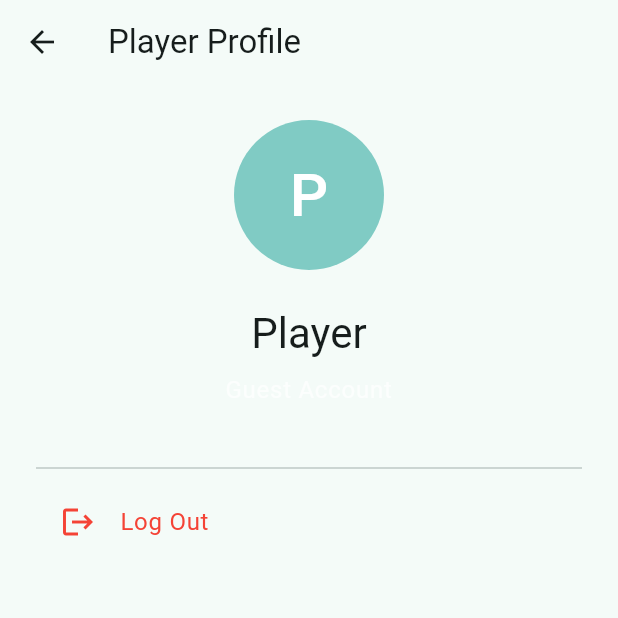
After one commit to ahmed1060/Halabessa-Card-Game, a Flutter app: the ProfileScreen screen opened by its route, on a phone screen of 412 x 824 dp, the top half of it. The commit adds this screen. Run offline on Flutter 3.47's test engine with Material 3 defaults, Android fonts, the phone set to English and light mode, and no system bars; our stand-ins replace easy_localization, firebase_auth, firebase_core, firebase_database, flutter_riverpod, google_sign_in and 1 more; missing offline and left inert: flutter_facebook_auth, playing_cards; accounts and stored records are empty; network calls fail; Roboto replaces fonts that are missing (Cairo).

Commit message:
Add profile screen, email verification and update
Introduce a ProfileScreen with UI for viewing user info, sending email verification, and initiating email change. Add forgot-password dialog to the auth screen and a profile button in Home to navigate to the new route. Extend AppUser with isEmailVerified (plus JSON serialization and copyWith support). Declare sendEmailVerification and updateEmail in AuthRepository and implement them in FirebaseAuthRepository. Update app routes and web/index.html (flutter loader/service worker changes and app title). Update Firebase hosting cache and analyzer output (errors.txt) accordingly.

```diff
--- a/lib/core/routes/app_routes.dart
+++ b/lib/core/routes/app_routes.dart
@@ -3,6 +3,7 @@ import 'package:flutter/material.dart';
 import '../../features/auth/presentation/pages/auth_wrapper.dart';
 import '../../features/home/presentation/pages/home_screen.dart';
 import '../../features/game/presentation/pages/game_board_screen.dart';
+import '../../features/auth/presentation/pages/profile_screen.dart';
 
 class AppRoutes {
   static const String initial = '/';
@@ -14,7 +15,7 @@ class AppRoutes {
         initial: (context) => const AuthWrapper(),
         home: (context) => const HomeScreen(),
         game: (context) => const GameBoardScreen(),
-        profile: (context) => const PlaceholderView(title: 'Profile'),
+        profile: (context) => const ProfileScreen(),
       };
 }
 
--- a/lib/features/auth/domain/models/app_user.dart
+++ b/lib/features/auth/domain/models/app_user.dart
@@ -1,6 +1,7 @@
 class AppUser {
   final String uid;
   final String email;
+  final bool isEmailVerified;
   final String displayName;
   final String? avatarUrl;
   final int points;
@@ -9,6 +10,7 @@ class AppUser {
   AppUser({
     required this.uid,
     required this.email,
+    this.isEmailVerified = false,
     required this.displayName,
     this.avatarUrl,
     this.points = 0,
@@ -19,6 +21,7 @@ class AppUser {
     return AppUser(
       uid: uid,
       email: json['email'] ?? '',
+      isEmailVerified: json['isEmailVerified'] ?? false,
       displayName: json['displayName'] ?? 'Player',
       avatarUrl: json['avatarUrl'],
       points: json['points'] ?? 0,
@@ -29,6 +32,7 @@ class AppUser {
   Map<String, dynamic> toJson() {
     return {
       'email': email,
+      'isEmailVerified': isEmailVerified,
       'displayName': displayName,
       'avatarUrl': avatarUrl,
       'points': points,
@@ -39,6 +43,7 @@ class AppUser {
   AppUser copyWith({
     String? uid,
     String? email,
+    bool? isEmailVerified,
     String? displayName,
     String? avatarUrl,
     int? points,
@@ -47,6 +52,7 @@ class AppUser {
     return AppUser(
       uid: uid ?? this.uid,
       email: email ?? this.email,
+      isEmailVerified: isEmailVerified ?? this.isEmailVerified,
       displayName: displayName ?? this.displayName,
       avatarUrl: avatarUrl ?? this.avatarUrl,
       points: points ?? this.points,
--- a/lib/features/auth/domain/repositories/auth_repository.dart
+++ b/lib/features/auth/domain/repositories/auth_repository.dart
@@ -13,4 +13,6 @@ abstract class AuthRepository {
 
   Future<void> signOut();
   Future<void> resetPassword(String email);
+  Future<void> sendEmailVerification();
+  Future<void> updateEmail(String newEmail);
 }
--- /dev/null
+++ b/lib/features/auth/presentation/pages/profile_screen.dart
@@ -0,0 +1,170 @@
+import 'package:flutter/material.dart';
+import 'package:flutter_riverpod/flutter_riverpod.dart';
+
+import '../providers/auth_providers.dart';
+
+class ProfileScreen extends ConsumerStatefulWidget {
+  const ProfileScreen({super.key});
+
+  @override
+  ConsumerState<ProfileScreen> createState() => _ProfileScreenState();
+}
+
+class _ProfileScreenState extends ConsumerState<ProfileScreen> {
+  bool _isLoading = false;
+
+  void _sendVerificationEmail() async {
+    setState(() => _isLoading = true);
+    try {
+      await ref.read(authRepositoryProvider).sendEmailVerification();
+      if (mounted) {
+        ScaffoldMessenger.of(context).showSnackBar(
+          const SnackBar(content: Text('Verification email sent! Please check your inbox.')),
+        );
+      }
+    } catch (e) {
+      if (mounted) {
+        ScaffoldMessenger.of(context).showSnackBar(
+          SnackBar(content: Text('Error: $e')),
+        );
+      }
+    } finally {
+      if (mounted) setState(() => _isLoading = false);
+    }
+  }
+
+  void _showChangeEmailDialog() {
+    final emailController = TextEditingController();
+    showDialog(
+      context: context,
+      builder: (dialogContext) => AlertDialog(
+        title: const Text('Change Email Address'),
+        content: TextField(
+          controller: emailController,
+          decoration: const InputDecoration(labelText: 'New Email Address'),
+          keyboardType: TextInputType.emailAddress,
+        ),
+        actions: [
+          TextButton(
+            onPressed: () => Navigator.pop(dialogContext),
+            child: const Text('Cancel'),
+          ),
+          ElevatedButton(
+            onPressed: () async {
+              final newEmail = emailController.text.trim();
+              if (newEmail.isEmpty) return;
+              Navigator.pop(dialogContext);
+
+              setState(() => _isLoading = true);
+              try {
+                await ref.read(authRepositoryProvider).updateEmail(newEmail);
+                if (mounted) {
+                  ScaffoldMessenger.of(context).showSnackBar(
+                    const SnackBar(content: Text('Firebase has sent a confirmation link to your new address to verify the change.')),
+                  );
+                }
+              } catch (e) {
+                if (mounted) {
+                  ScaffoldMessenger.of(context).showSnackBar(
+                    SnackBar(content: Text('Error: $e\n(You may need to log out and log back in first)')),
+                  );
+                }
+              } finally {
+                if (mounted) setState(() => _isLoading = false);
+              }
+            },
+            child: const Text('Update'),
+          ),
+        ],
+      ),
+    );
+  }
+
+  @override
+  Widget build(BuildContext context) {
+    final user = ref.watch(currentUserProvider);
+
+    if (user == null) {
+      return const Scaffold(
+        body: Center(child: Text('Not logged in.')),
+      );
+    }
+
+    final isAnonymous = user.uid.startsWith('guest_') || user.email.isEmpty;
+
+    return Scaffold(
+      appBar: AppBar(
+        title: const Text('Player Profile'),
+      ),
+      body: SingleChildScrollView(
+        padding: const EdgeInsets.all(24.0),
+        child: Column(
+          crossAxisAlignment: CrossAxisAlignment.stretch,
+          children: [
+            CircleAvatar(
+              radius: 50,
+              backgroundColor: Colors.teal.shade200,
+              backgroundImage: user.avatarUrl != null ? NetworkImage(user.avatarUrl!) : null,
+              child: user.avatarUrl == null
+                  ? Text(
+                      user.displayName.isNotEmpty ? user.displayName[0].toUpperCase() : '?',
+                      style: const TextStyle(fontSize: 40, color: Colors.white),
+                    )
+                  : null,
+            ),
+            const SizedBox(height: 24),
+            Text(
+              user.displayName,
+              style: Theme.of(context).textTheme.headlineMedium,
+              textAlign: TextAlign.center,
+            ),
+            const SizedBox(height: 8),
+            Text(
+              isAnonymous ? 'Guest Account' : user.email,
+              style: Theme.of(context).textTheme.bodyLarge?.copyWith(
+                color: Colors.white70,
+              ),
+              textAlign: TextAlign.center,
+            ),
+            const SizedBox(height: 32),
+
+            if (!isAnonymous) ...[
+              const Divider(),
+              ListTile(
+                leading: Icon(
+                  user.isEmailVerified ? Icons.check_circle : Icons.warning,
+                  color: user.isEmailVerified ? Colors.green : Colors.orange,
+                ),
+                title: Text(user.isEmailVerified ? 'Email Verified' : 'Email Not Verified'),
+                trailing: user.isEmailVerified
+                    ? null
+                    : (_isLoading
+                        ? const CircularProgressIndicator()
+                        : TextButton(
+                            onPressed: _sendVerificationEmail,
+                            child: const Text('Send Link'),
+                          )),
+              ),
+              const Divider(),
+              ListTile(
+                leading: const Icon(Icons.email),
+                title: const Text('Change Email Address'),
+                trailing: const Icon(Icons.chevron_right),
+                onTap: _isLoading ? null : _showChangeEmailDialog,
+              ),
+            ],
+            const Divider(),
+            ListTile(
+              leading: const Icon(Icons.logout, color: Colors.red),
+              title: const Text('Log Out', style: TextStyle(color: Colors.red)),
+              onTap: () {
+                ref.read(authRepositoryProvider).signOut();
+                Navigator.pop(context); // Go back home/login
+              },
+            ),
+          ],
+        ),
+      ),
+    );
+  }
+}
--- a/lib/features/home/presentation/pages/home_screen.dart
+++ b/lib/features/home/presentation/pages/home_screen.dart
@@ -16,6 +16,12 @@ class HomeScreen extends ConsumerWidget {
       appBar: AppBar(
         title: const Text('7alabessa'),
         actions: [
+          IconButton(
+            icon: const Icon(Icons.person),
+            onPressed: () {
+              Navigator.pushNamed(context, '/profile');
+            },
+          ),
           IconButton(
             icon: const Icon(Icons.logout),
             onPressed: () {
```
Also changed, not shown: errors.txt (+9 -5 lines), lib/features/auth/data/repositories/firebase_auth_repository.dart (+16 -0 lines), lib/features/auth/presentation/pages/auth_screen.dart (+49 -0 lines), 2 other files.
